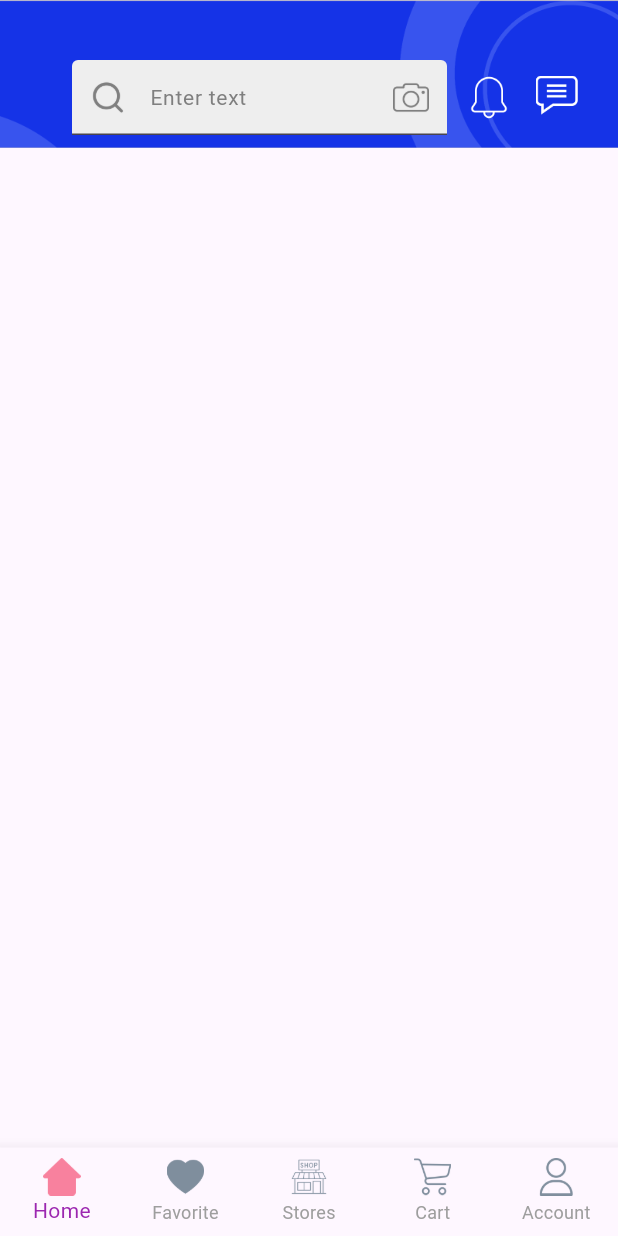
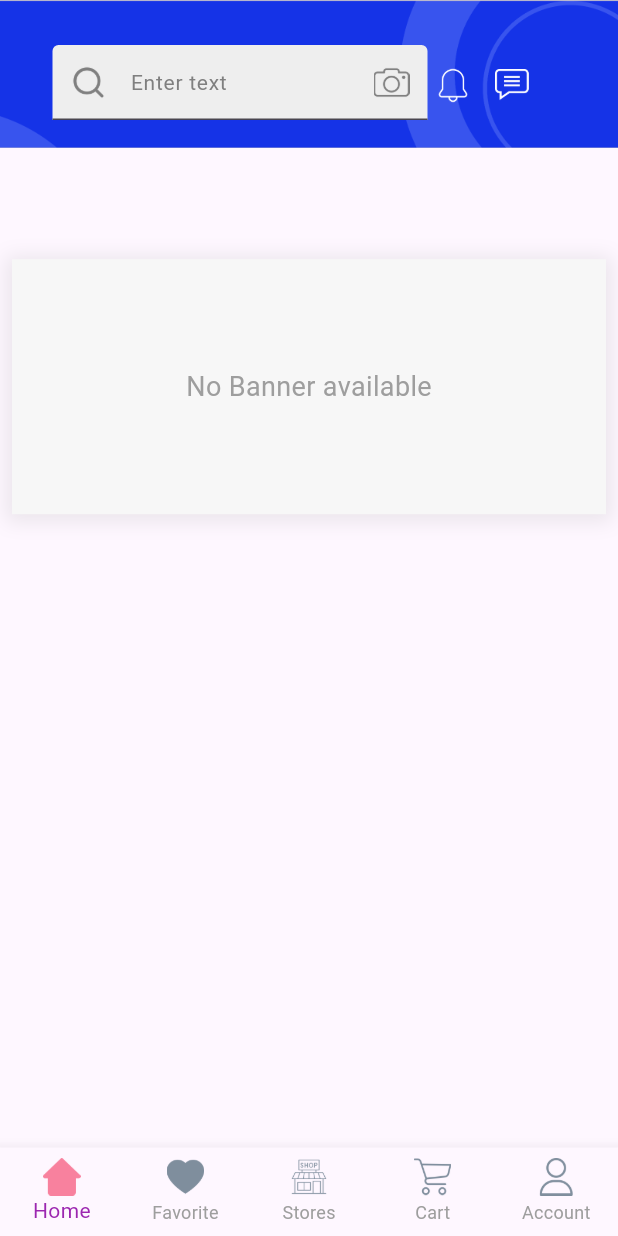
Before and after one commit to FuanjiaRyan/My-Store-App, a Flutter app: the screen it shows after launch, on a phone screen of 412 x 824 dp. Run offline on Flutter 3.47's test engine with Material 3 defaults, Android fonts, the phone set to English and light mode, and no system bars; our stand-ins replace cloud_firestore, firebase_auth, firebase_core, get, google_fonts; accounts and stored records are empty.

Commit message:
added banners in firestore

```diff
--- a/lib/controllers/banner_controller.dart
+++ b/lib/controllers/banner_controller.dart
@@ -0,0 +1,12 @@
+import 'package:cloud_firestore/cloud_firestore.dart';
+import 'package:get/get.dart';
+
+class BannerController extends GetxController {
+  final FirebaseFirestore _firestore = FirebaseFirestore.instance;
+
+  Stream<List<String>> getBannerUrls() {
+    return _firestore.collection('banners').snapshots().map((snapshot) {
+      return snapshot.docs.map((doc) => doc['image'] as String).toList();
+    });
+  }
+}
--- a/lib/views/screens/nav_screens/widgets/banner_widget.dart
+++ b/lib/views/screens/nav_screens/widgets/banner_widget.dart
@@ -1,5 +1,5 @@
-import 'package:cloud_firestore/cloud_firestore.dart';
 import 'package:flutter/material.dart';
+import 'package:ryan_store_app/controllers/banner_controller.dart';
 
 class BannerWidget extends StatefulWidget {
  const BannerWidget({super.key});
@@ -9,40 +9,88 @@ class BannerWidget extends StatefulWidget {
 }
 
 class _BannerWidgetState extends State<BannerWidget> {
-  final FirebaseFirestore _firestore = FirebaseFirestore.instance;
+  final BannerController _bannerController = BannerController();
+  // final FirebaseFirestore _firestore = FirebaseFirestore.instance;
 
-  final List _bannerImage = [];
+  // final List _bannerImage = [];
+  //
+  // getBanners() {
+  //   return _firestore
+  //       .collection('banners')
+  //       .get()
+  //       .then((QuerySnapshot querySnapshot) {
+  //         querySnapshot.docs.forEach((doc) {
+  //           setState(() {
+  //             _bannerImage.add(doc['image']);
+  //           });
+  //         });
+  //   });
+  // }
 
-  getBanners() {
-    return _firestore
-        .collection('banners')
-        .get()
-        .then((QuerySnapshot querySnapshot) {
-          querySnapshot.docs.forEach((doc) {
-            setState(() {
-              _bannerImage.add(doc['image']);
-            });
-          });
-    });
-  }
-
-  @override
-  void initState() {
-    getBanners();
-    super.initState();
-  }
+  // @override
+  // void initState() {
+  //   getBanners();
+  //   super.initState();
+  // }
 
   @override
   Widget build(BuildContext context) {
-    return SizedBox(
-      height: 140,
-      width: MediaQuery.of(context).size.width,
-      child: PageView.builder(
-        itemCount: _bannerImage.length,
-          itemBuilder: (context, index) {
-            return Image.network(_bannerImage[index]);
-          },
+    return Padding(
+      padding: const EdgeInsets.all(8.0),
+      child: Container(
+        width: MediaQuery.of(context).size.width,
+        height: 170,
+        decoration: BoxDecoration(
+          color: Color(0xfff7f7f7),
+          boxShadow: [
+            BoxShadow(
+              color: Colors.grey.withOpacity(0.2),
+              spreadRadius: 4,
+              blurRadius: 10,
+              offset: Offset(0,2),
+            ),
+          ],
+        ),
+        child: StreamBuilder<List<String>>(
+            stream: _bannerController.getBannerUrls(),
+            builder: (context, snapshot) {
+              if(snapshot.connectionState==ConnectionState.waiting) {
+                return Center(
+                  child: CircularProgressIndicator(color: Colors.blueAccent,),
+                );
+              } else if(snapshot.hasError) {
+                return Icon(Icons.error);
+              } else if(!snapshot.hasData || snapshot.data!.isEmpty) {
+                return Center(
+                  child: Text('No Banner available', style: TextStyle(fontSize: 18, color: Colors.grey),),
+                );
+              } else {
+                return Stack(
+                  alignment: Alignment.bottomCenter,
+                  children: [
+                    PageView.builder(
+                      itemCount: snapshot.data!.length,
+                        itemBuilder: (context, index) {
+                          return Image.network(snapshot.data![index], fit: BoxFit.cover,);
+                        },
+                    )
+                  ],
+                );
+              }
+            },
+        ),
       ),
     );
+    //
+    // SizedBox(
+    //   height: 140,
+    //   width: MediaQuery.of(context).size.width,
+    //   child: PageView.builder(
+    //     itemCount: _bannerImage.length,
+    //       itemBuilder: (context, index) {
+    //         return Image.network(_bannerImage[index]);
+    //       },
+    //   ),
+    // );
   }
 }
--- a/lib/views/screens/nav_screens/widgets/header_widget.dart
+++ b/lib/views/screens/nav_screens/widgets/header_widget.dart
@@ -5,7 +5,8 @@ class HeaderWidget extends StatelessWidget {
 
   @override
   Widget build(BuildContext context) {
-    return SizedBox(
+    return SafeArea(
+      child: SizedBox(
         width: MediaQuery.of(context).size.width,
         height: MediaQuery.of(context).size.height * 0.20,
         child: Stack(
@@ -16,8 +17,8 @@ class HeaderWidget extends StatelessWidget {
               fit: BoxFit.cover,
             ),
             Positioned(
-            left: 48,
-            top: 40,
+              left: 35,
+              top:30,
               child: SizedBox(
                 width: 250,
                 height: 50,
@@ -63,15 +64,15 @@ class HeaderWidget extends StatelessWidget {
               ),
             ),
             Positioned(
-            left: 311,
-            top: 50,
+              left: 290,
+              top: 45,
               child: Material(
                 type: MaterialType.transparency,
                 child: InkWell(
                   onTap: () {},
                   child: Ink(
-                  width: 30,
-                  height: 30,
+                    width: 24,
+                    height: 24,
                     decoration: BoxDecoration(
                       image: DecorationImage(
                         image: AssetImage('assets/icons/bell-ring.png'),
@@ -82,15 +83,15 @@ class HeaderWidget extends StatelessWidget {
               ),
             ),
             Positioned(
-            left: 357,
-              top: 50,
+              left: 330,
+                top: 46,
                 child: Material(
                   type: MaterialType.transparency,
                   child: InkWell(
                     onTap: () {},
                     child: Ink(
-                    width: 30,
-                    height: 31,
+                      width: 24,
+                      height: 24,
                       decoration: BoxDecoration(
                         image: DecorationImage(
                           image: AssetImage('assets/icons/comment.png'),
@@ -102,6 +103,7 @@ class HeaderWidget extends StatelessWidget {
             ),
           ],
         ),
+      ),
     );
   }
 }
```
Lines whose indentation alone changed are shown as unchanged.
